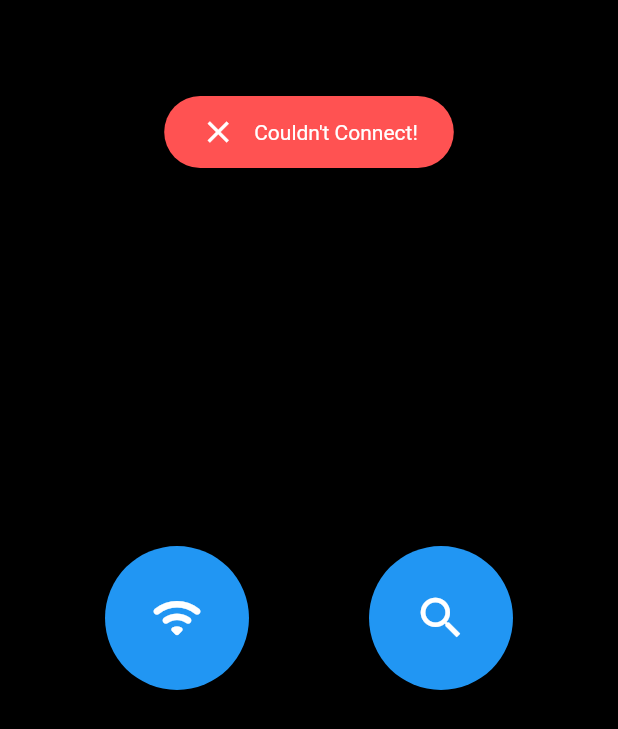
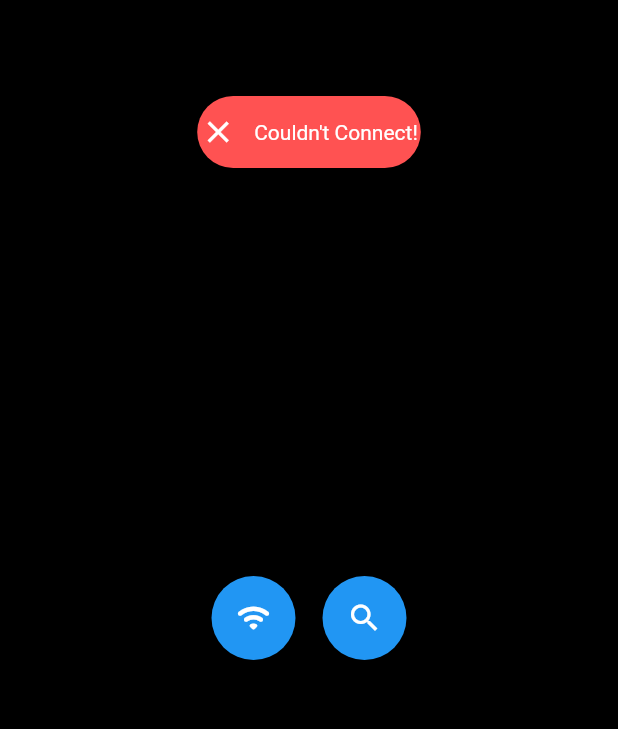
Before and after one commit to mmahtabfar1/PeerCycle-SmartWatch, a Flutter app: the ConnectPeersScreen screen opened directly, after a tap on the "wifi" icon, on a phone screen of 412 x 824 dp. Shown: the top 729 px of the screen. Run offline on Flutter 3.47's test engine with Material 2 defaults, Android fonts, the phone set to English and light mode, and no system bars; our stand-ins replace circular_countdown_timer, flutter_bluetooth_serial, fluttertoast, google_maps_flutter, permission_handler; missing offline and left inert: wear, workout; statements that could not run were skipped.

Commit message:
Modify PeerConnectScreen to fit on GalaxyWatch4 screen size

```diff
--- a/lib/bluetooth/bluetooth_manager.dart
+++ b/lib/bluetooth/bluetooth_manager.dart
@@ -198,7 +198,7 @@ class BluetoothManager {
 
   Future<void> requestBluetoothPermissions() async {
     // Implement error/denied permission handling
-    Map<Permission, PermissionStatus> statuses = await [
+    await [
       Permission.bluetooth,
       Permission.bluetoothAdvertise,
       Permission.bluetoothConnect,
--- a/lib/screens/connect_peers_screen.dart
+++ b/lib/screens/connect_peers_screen.dart
@@ -3,6 +3,7 @@ import 'dart:async';
 
 import 'package:circular_countdown_timer/circular_countdown_timer.dart';
 import 'package:fluttertoast/fluttertoast.dart';
+import 'package:logging/logging.dart';
 import 'package:wear/wear.dart';
 import 'package:peer_cycle/utils.dart';
 import 'package:flutter/material.dart';
@@ -20,18 +21,20 @@ class ConnectPeersScreen extends StatefulWidget {
 class _ConnectPeersScreenState extends State<ConnectPeersScreen> {
   //random object for sending random numbers to connections
   Random random = Random();
-  late FToast fToast;
-  CountDownController _countDownController = CountDownController();
+  FToast fToast = FToast();
+  final CountDownController _countDownController = CountDownController();
   List<Widget> devices = [];
   bool scanning = false;
   bool listening = false;
-  final int DISCOVERABILITY_TIMEOUT = 30;
-  final int SERVER_TIMEOUT = 30;
+  final int discoverabilityTimeout = 30;
+  final int serverTimeout = 30;
+
+  //Logger
+  final logger = Logger("connect_peers_screen_logger");
 
   _ConnectPeersScreenState() {
-    fToast = FToast();
     BluetoothManager.instance.deviceDataStream.listen((dataMap) {
-      print('got data from a connection: $dataMap');
+      logger.log(Level.INFO, 'got data from a connection: $dataMap');
     });
   }
 
@@ -39,43 +42,38 @@ class _ConnectPeersScreenState extends State<ConnectPeersScreen> {
   //listen for bluetooth serial connections
   Future<bool> startBluetoothServer() async {
     int? res = await BluetoothManager.instance
-        .requestDiscoverable(DISCOVERABILITY_TIMEOUT);
+        .requestDiscoverable(discoverabilityTimeout);
 
     if (res == null) {
-      print("was not able to make device discoverable");
+      logger.log(Level.WARNING, 'was not able to make device discoverable');
       return false;
     }
 
     return await BluetoothManager.instance
-        .listenForConnections("peer-cycle", SERVER_TIMEOUT * 1000);
-  }
-
-  //sends a randomly generated number to all currently connected devices
-  void sayHi() async {
-    final int randomNum = random.nextInt(100);
-    String dataStr = "randomNum:$randomNum";
-    print("Broadcasting data: $dataStr");
-    BluetoothManager.instance.broadcastString(dataStr);
+        .listenForConnections("peer-cycle", serverTimeout * 1000);
   }
 
   List<Widget> getMainColumnWidgets() {
     List<Widget> widgets = [];
     if (listening) {
-      widgets.add(const Text("Waiting for partners to connect...",
-          style: TextStyle(
-              color: Colors.white, fontWeight: FontWeight.bold, fontSize: 20)));
+      widgets.add(Container(
+        padding: const EdgeInsets.symmetric(horizontal: 25),
+        child: const Text("Waiting for partners to connect...",
+            style: TextStyle(
+                color: Colors.white, fontWeight: FontWeight.bold, fontSize: 14)))
+      );
 
-      widgets.add(const SizedBox(height: 20));
+      widgets.add(const SizedBox(height: 2));
 
       widgets.add(CircularCountDownTimer(
           controller: _countDownController,
-          width: 100,
-          height: 100,
-          duration: SERVER_TIMEOUT,
+          width: 50,
+          height: 50,
+          duration: serverTimeout,
           fillColor: Colors.blue,
           ringColor: Colors.red,
           textStyle: const TextStyle(
-            fontSize: 33.0,
+            fontSize: 30.0,
             color: Colors.white,
             fontWeight: FontWeight.bold,
           ),
@@ -89,7 +87,7 @@ class _ConnectPeersScreenState extends State<ConnectPeersScreen> {
 
     widgets.add(
         Row(mainAxisAlignment: MainAxisAlignment.center, children: <Widget>[
-      FloatingActionButton.large(
+      FloatingActionButton(
         heroTag: "serverBtn",
         onPressed: () async {
           if (listening) {
@@ -113,7 +111,7 @@ class _ConnectPeersScreenState extends State<ConnectPeersScreen> {
 
           Widget toast = Container(
             padding:
-                const EdgeInsets.symmetric(horizontal: 24.0, vertical: 12.0),
+                const EdgeInsets.symmetric(horizontal: 2.0, vertical: 12.0),
             decoration: BoxDecoration(
               borderRadius: BorderRadius.circular(25.0),
               color: color,
@@ -122,7 +120,7 @@ class _ConnectPeersScreenState extends State<ConnectPeersScreen> {
               mainAxisSize: MainAxisSize.min,
               children: [
                 icon,
-                SizedBox(
+                const SizedBox(
                   width: 12.0,
                 ),
                 Text(text, style: TextStyle(color: textColor)),
@@ -133,12 +131,12 @@ class _ConnectPeersScreenState extends State<ConnectPeersScreen> {
           fToast.showToast(
               child: toast,
               gravity: ToastGravity.TOP,
-              toastDuration: Duration(seconds: 2));
+              toastDuration: const Duration(seconds: 2));
         },
-        child: Icon(Icons.wifi_rounded),
+        child: const Icon(Icons.wifi_rounded),
       ),
-      SizedBox(width: 80),
-      FloatingActionButton.large(
+      const SizedBox(width: 18),
+      FloatingActionButton(
           heroTag: "scanBtn",
           onPressed: () {
             if (listening) return;
@@ -147,7 +145,7 @@ class _ConnectPeersScreenState extends State<ConnectPeersScreen> {
                 MaterialPageRoute(
                     builder: (context) => const ScanningScreen()));
           },
-          child: Icon(Icons.search)),
+          child: const Icon(Icons.search)),
     ]));
     return widgets;
   }
@@ -160,11 +158,18 @@ class _ConnectPeersScreenState extends State<ConnectPeersScreen> {
         body: WatchShape(builder: (context, shape, widget) {
           Size screenSize = getWatchScreenSize(context);
           return Center(
-              child: Column(
-            mainAxisAlignment: MainAxisAlignment.center,
-            children: getMainColumnWidgets(),
-          ));
-        }));
+              child: Container(
+                color: Colors.black,
+                height: screenSize.height,
+                width: screenSize.width + 50,
+                child: Column(
+                  mainAxisAlignment: MainAxisAlignment.center,
+                  children: getMainColumnWidgets(),
+                ),
+              )
+          );
+        })
+    );
   }
 }
 
@@ -217,7 +222,7 @@ class _ScanningScreenState extends State<ScanningScreen> {
 
                 Widget toast = Container(
                   padding: const EdgeInsets.symmetric(
-                      horizontal: 24.0, vertical: 12.0),
+                      horizontal: 10.0, vertical: 12.0),
                   decoration: BoxDecoration(
                     borderRadius: BorderRadius.circular(25.0),
                     color: color,
@@ -226,7 +231,7 @@ class _ScanningScreenState extends State<ScanningScreen> {
                     mainAxisSize: MainAxisSize.min,
                     children: [
                       icon,
-                      SizedBox(
+                      const SizedBox(
                         width: 12.0,
                       ),
                       Text(text, style: TextStyle(color: textColor)),
@@ -237,10 +242,10 @@ class _ScanningScreenState extends State<ScanningScreen> {
                 fToast.showToast(
                     child: toast,
                     gravity: ToastGravity.TOP,
-                    toastDuration: Duration(seconds: 2));
+                    toastDuration: const Duration(seconds: 2));
 
                 // Exit if connected
-                if (result) {
+                if (result && context.mounted) {
                   Navigator.pop(context);
                 }
               }),
@@ -256,8 +261,9 @@ class _ScanningScreenState extends State<ScanningScreen> {
     return Scaffold(
       floatingActionButtonLocation: FloatingActionButtonLocation.centerFloat,
       floatingActionButton: Container(
-        height: 50,
-        margin: const EdgeInsets.all(50),
+        height: 30,
+        width: 100,
+        margin: const EdgeInsets.only(bottom: 10),
         child: ElevatedButton(
             onPressed: () {
               Navigator.pop(context);
@@ -267,9 +273,8 @@ class _ScanningScreenState extends State<ScanningScreen> {
       backgroundColor: Colors.black,
       body: WatchShape(
         builder: (context, shape, widget) {
-          Size screenSize = getWatchScreenSize(context);
-          return Column(
-            mainAxisAlignment: MainAxisAlignment.center,
+          return ListView(
+            padding: const EdgeInsets.only(top: 40, bottom: 40),
             children: devices,
           );
         },
```
Also changed, not shown: pubspec.lock.
